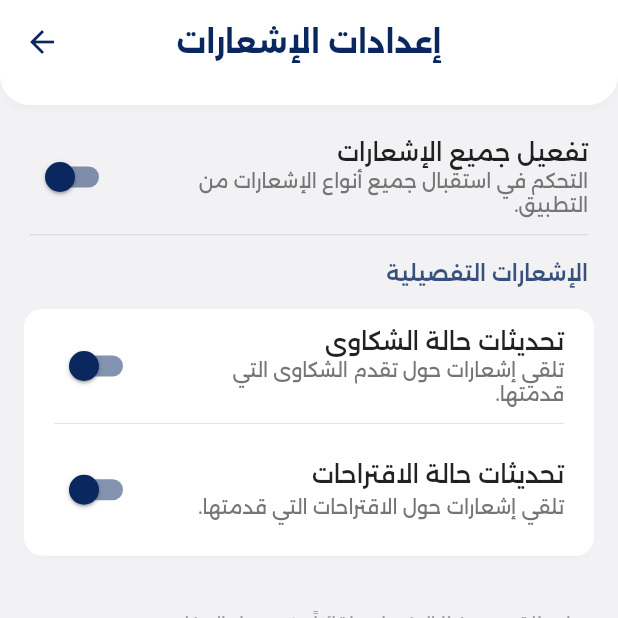
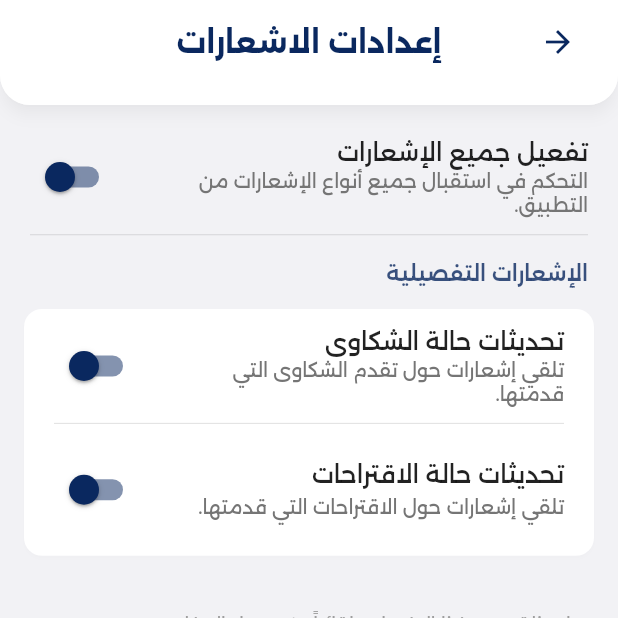
Before and after one commit to DareenAbuhamra1/sawweb, a Flutter app: the NotificationSettingsScreen screen opened directly, on a phone screen of 412 x 824 dp, the top half of it. Run offline on Flutter 3.47's test engine with Material 3 defaults, Android fonts, the phone set to English and light mode, and no system bars; our stand-ins replace cloud_firestore, file_picker, firebase_auth, firebase_core, font_awesome_flutter, geocoding and 3 more; missing offline and left inert: dart:ffi, standard_searchbar; accounts and stored records are empty.

Commit message:
Final frontend changes

```diff
--- a/lib/Citizen_UI/notificationSetting.dart
+++ b/lib/Citizen_UI/notificationSetting.dart
@@ -64,20 +64,43 @@ class _NotificationSettingsScreenState extends State<NotificationSettingsScreen>
       appBar: PreferredSize(
         preferredSize: const Size.fromHeight(70),
         child: Material(
-          elevation: 2,
-          shadowColor: Colors.black.withOpacity(0.1),
-          borderRadius: const BorderRadius.vertical(bottom: Radius.circular(20)),
+          elevation: 4,
+          shadowColor: Colors.black.withOpacity(0.2),
+          borderRadius: const BorderRadius.vertical(
+            bottom: Radius.circular(20),
+          ),
           child: ClipRRect(
-            borderRadius: const BorderRadius.vertical(bottom: Radius.circular(20)),
+            borderRadius: const BorderRadius.vertical(
+              bottom: Radius.circular(20),
+            ),
             child: AppBar(
-              title: Text(
-                "إعدادات الإشعارات",
-                style: TextStyle(color: _primaryColor, fontWeight: FontWeight.bold, fontSize: 20),
-              ),
-              centerTitle: true,
+              automaticallyImplyLeading: false, // لمنع الزر التلقائي
               backgroundColor: Colors.white,
               elevation: 0,
-              leading: BackButton(color: _primaryColor, onPressed: () => Navigator.of(context).pop()),
+              title: Stack(
+                alignment: Alignment.center,
+                children: [
+                  const Align(
+                    alignment: Alignment.center,
+                    child: Text(
+                      'إعدادات الاشعارات',
+                      style: TextStyle(
+                        color: Color.fromARGB(255, 10, 40, 95),
+                        fontWeight: FontWeight.bold,
+                        fontSize: 20,
+                      ),
+                      textDirection: TextDirection.rtl,
+                    ),
+                  ),
+                  Align(
+                    alignment: Alignment.centerRight,
+                    child: IconButton(
+                      icon: Icon(Icons.arrow_forward, color: Color.fromARGB(255, 10, 40, 95)),
+                      onPressed: () => Navigator.of(context).pop(),
+                    ),
+                  ),
+                ],
+              ),
             ),
           ),
         ),
```
Also changed, not shown: lib/Citizen_UI/Help.dart (+33 -10 lines), lib/Citizen_UI/updateprofile.dart (+33 -10 lines).
